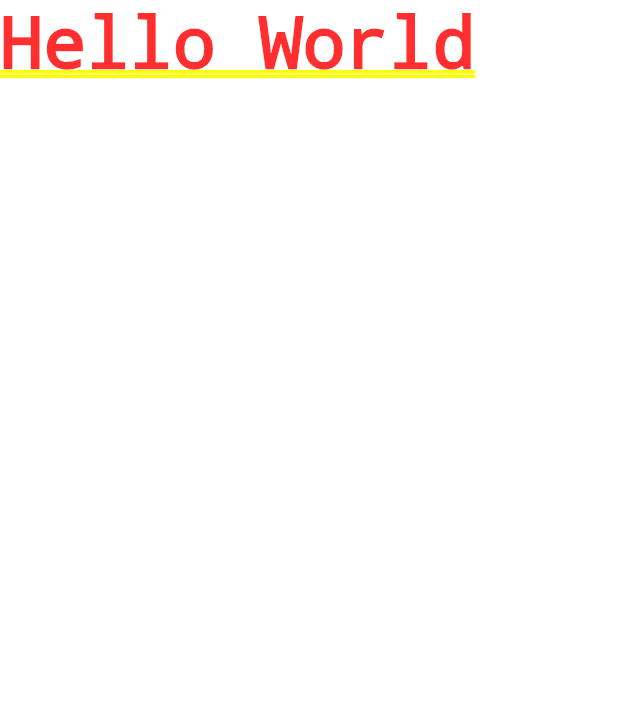
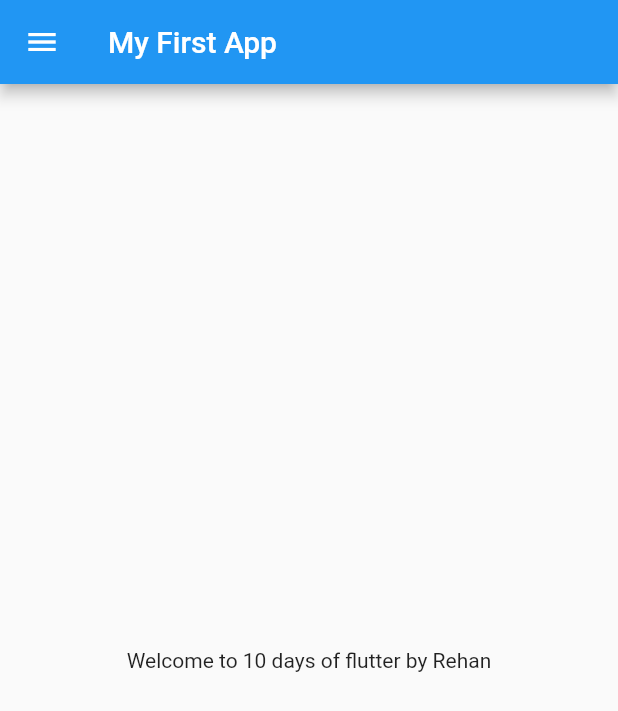
Before and after one commit to rajarehanahmed/LearningFLutter, a Flutter app: the screen it shows after launch, on a phone screen of 412 x 824 dp. Shown: the top 711 px of the screen. Run offline on Flutter 3.47's test engine with Material 2 defaults, Android fonts, the phone set to English and light mode, and no system bars.

Commit message:
Day 2 Completed

```diff
--- /dev/null
+++ b/lib/home_page.dart
@@ -0,0 +1,20 @@
+import 'package:flutter/material.dart';
+
+class HomePage extends StatelessWidget {
+  final int days = 10;
+  final String name = 'Rehan';
+
+  @override
+  Widget build(BuildContext context) {
+    return Scaffold(
+      appBar: AppBar(
+        title: Text('My First App'),
+      ),
+      body: Center(
+        child:
+            Container(child: Text('Welcome to $days days of flutter by $name')),
+      ),
+      drawer: Drawer(),
+    );
+  }
+}
--- a/lib/main.dart
+++ b/lib/main.dart
@@ -1,18 +1,18 @@
 import 'package:flutter/material.dart';
+import 'package:flutter_catalog/home_page.dart';
+import 'home_page.dart';
 
-void main(){
+void main() {
   runApp(MyApp());
 }
 
 class MyApp extends StatelessWidget {
-  const MyApp({ Key? key }) : super(key: key);
+  const MyApp({Key? key}) : super(key: key);
 
   @override
   Widget build(BuildContext context) {
     return MaterialApp(
-      home: Container(
-        child: Text('Hello World')
-      )
-    );
+        home: HomePage()
+        );
   }
 }
```
